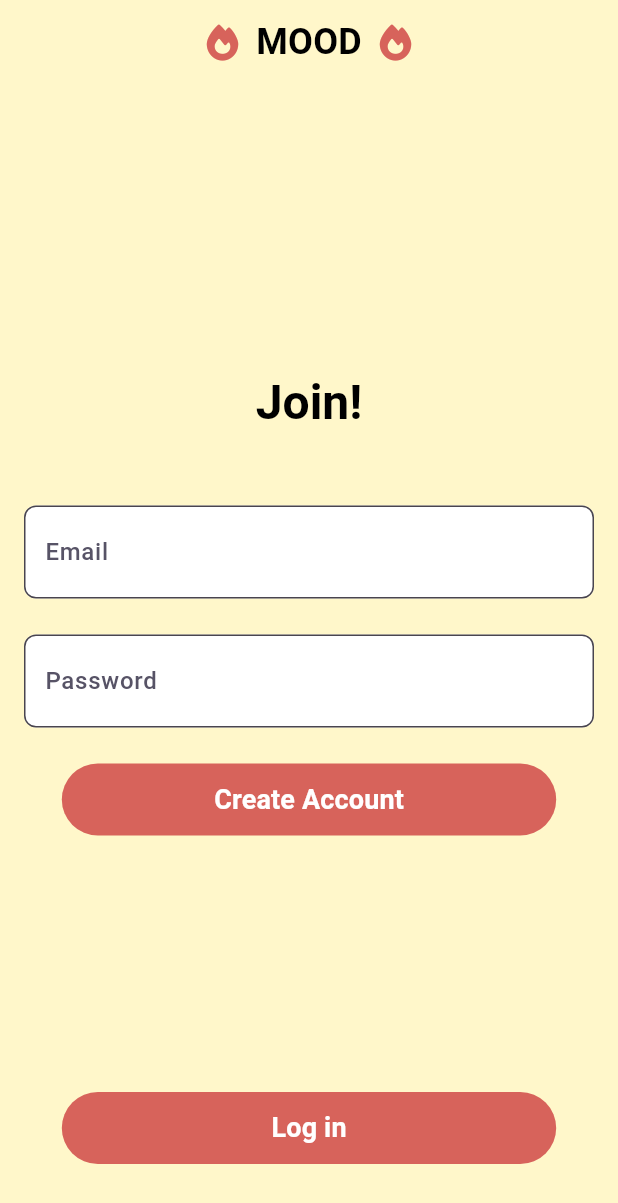
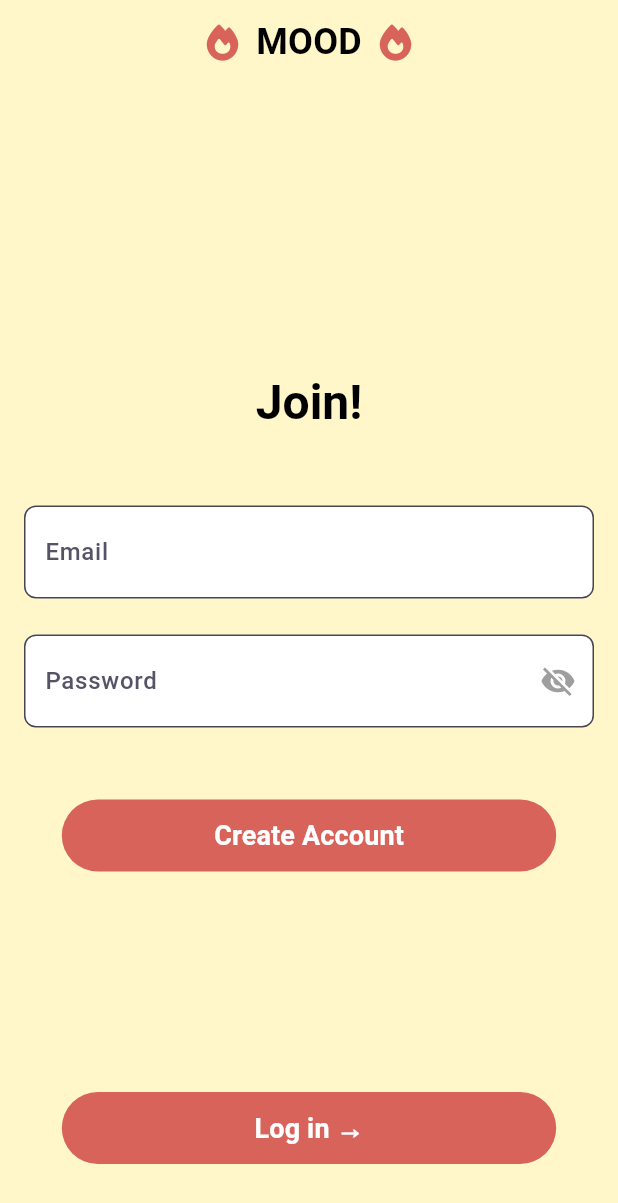
Before and after one commit to ron-nya/my_nomad_app, a Flutter app: the JoinScreen screen opened by its route, on a phone screen of 412 x 824 dp. Shown: the top 1203 px of the screen. Run offline on Flutter 3.47's test engine with Material 3 defaults, Android fonts, the phone set to English and light mode, and no system bars; our stand-ins replace firebase_core, font_awesome_flutter, go_router; accounts and stored records are empty.

Commit message:
로그인/ 가입화면 Fom 확인으로 변경

```diff
--- a/lib/features/join/join_screen.dart
+++ b/lib/features/join/join_screen.dart
@@ -12,13 +12,58 @@ class JoinScreen extends StatefulWidget {
   const JoinScreen({super.key});
 
   @override
-  State<JoinScreen> createState() => _JoinScreenState();
+  State<JoinScreen> createState() => _LoginScreenState();
 }
 
-class _JoinScreenState extends State<JoinScreen> {
+class _LoginScreenState extends State<JoinScreen> {
+  final _formKey = GlobalKey<FormState>();
+  final TextEditingController _emailController = TextEditingController();
+  final TextEditingController _passwordController = TextEditingController();
+
+  String? _validateEmail(String? value) {
+    if (value == null || value.isEmpty) {
+      return 'Please enter your email';
+    }
+    // 간단한 이메일 패턴 검증
+    if (!RegExp(r'^[^@]+@[^@]+\.[^@]+').hasMatch(value)) {
+      return 'Please enter a valid email';
+    }
+    return null;
+  }
+
+  String? _validatePassword(String? value) {
+    if (value == null || value.isEmpty) {
+      return 'Please enter your password';
+    }
+    if (value.length < 8) {
+      return 'Password must be at least 8 characters long';
+    }
+    return null;
+  }
+
+  void _submitForm(String path) {
+    if (_formKey.currentState!.validate()) {
+      context.go(path);
+    }
+  }
+
+  @override
+  void initState() {
+    super.initState();
+  }
+
+  @override
+  void dispose() {
+    _emailController.dispose();
+    _passwordController.dispose();
+    super.dispose();
+  }
+
   @override
   Widget build(BuildContext context) {
     return SafeArea(
+      child: Form(
+        key: _formKey,
         child: Scaffold(
           appBar: AppBar(
             automaticallyImplyLeading: false,
@@ -43,7 +88,6 @@ class _JoinScreenState extends State<JoinScreen> {
             ),
           ),
           body: CommonPadding(
-          child: Center(
             child: Stack(
               children: [
                 Column(
@@ -54,17 +98,22 @@ class _JoinScreenState extends State<JoinScreen> {
                       style: Theme.of(context).textTheme.titleLarge,
                     ),
                     Gaps.v48,
-                    const InputTextField(
+                    InputTextField(
                       labelText: 'Email',
+                      controller: _emailController,
+                      validator: _validateEmail,
                     ),
                     Gaps.v24,
-                    const InputTextField(
+                    InputTextField(
                       labelText: 'Password',
+                      isPassword: true,
+                      controller: _passwordController,
+                      validator: _validatePassword,
                     ),
-                    Gaps.v24,
+                    Gaps.v48,
                     PostButton(
                       buttonText: 'Create Account',
-                      onPressed: () => context.go('/home'),
+                      onPressed: () => _submitForm('/login'),
                     ),
                   ],
                 ),
@@ -75,7 +124,7 @@ class _JoinScreenState extends State<JoinScreen> {
                   child: Align(
                     alignment: Alignment.center,
                     child: PostButton(
-                      buttonText: 'Log in',
+                      buttonText: 'Log in →',
                       onPressed: () => context.go('/login'),
                     ),
                   ),
--- a/lib/widgets/input_text_field.dart
+++ b/lib/widgets/input_text_field.dart
@@ -2,20 +2,62 @@ import 'package:flutter/material.dart';
 import 'package:my_app/config/theme/app_colors.dart';
 import 'package:my_app/constants/sizes.dart';
 
-class InputTextField extends StatelessWidget {
+class InputTextField extends StatefulWidget {
   final String labelText;
+  final bool isPassword;
+  final TextEditingController controller;
+  final TextInputType? keyboardType;
+  final String? Function(String?)? validator;
+
   const InputTextField({
     super.key,
     required this.labelText,
+    this.isPassword = false,
+    required this.controller,
+    this.keyboardType,
+    this.validator,
   });
 
   @override
+  State<InputTextField> createState() => _InputTextFieldState();
+}
+
+class _InputTextFieldState extends State<InputTextField> {
+  bool _isObscure = true;
+
+  @override
+  void initState() {
+    super.initState();
+    if (!widget.isPassword) {
+      _isObscure = false;
+    }
+  }
+
+  void _toggleObscure() {
+    setState(() {
+      _isObscure = !_isObscure;
+    });
+  }
+
+  @override
   Widget build(BuildContext context) {
-    return TextField(
+    return TextFormField(
+      controller: widget.controller,
+      obscureText: _isObscure,
       cursorColor: AppColors.davyGrey,
+      validator: widget.validator,
       decoration: InputDecoration(
         filled: true,
         fillColor: AppColors.white,
+        suffixIcon: widget.isPassword
+            ? IconButton(
+                icon: Icon(
+                  _isObscure ? Icons.visibility_off : Icons.visibility,
+                  color: Colors.grey,
+                ),
+                onPressed: _toggleObscure,
+              )
+            : null,
         contentPadding: const EdgeInsets.all(Sizes.size10),
         border: OutlineInputBorder(
           borderRadius: BorderRadius.circular(Sizes.size8),
@@ -28,7 +70,7 @@ class InputTextField extends StatelessWidget {
             color: AppColors.glaucous,
           ),
         ),
-        labelText: labelText,
+        labelText: widget.labelText,
         labelStyle: Theme.of(context).textTheme.labelMedium,
       ),
     );
--- a/lib/widgets/post_button.dart
+++ b/lib/widgets/post_button.dart
@@ -4,11 +4,14 @@ import 'package:my_app/constants/button_sizes.dart';
 
 class PostButton extends StatelessWidget {
   final String buttonText;
-  final void Function() onPressed;
+  final void Function()? onPressed;
+  final bool isEnabled;
+
   const PostButton({
     super.key,
     required this.buttonText,
-    required this.onPressed,
+    this.onPressed,
+    this.isEnabled = true,
   });
 
   @override
@@ -19,7 +22,10 @@ class PostButton extends StatelessWidget {
       width: buttonSize.width,
       height: buttonSize.height,
       child: TextButton(
-        onPressed: onPressed,
+        onPressed: isEnabled ? onPressed : null,
+        style: isEnabled
+            ? null
+            : TextButton.styleFrom(backgroundColor: AppColors.grey),
         child: Text(
           buttonText,
           style: Theme.of(context)
```
Also changed, not shown: lib/features/home/home_screen.dart (added, +15 -0 lines), lib/features/login/login_screen.dart (+55 -4 lines). Lines whose indentation alone changed are shown as unchanged.
